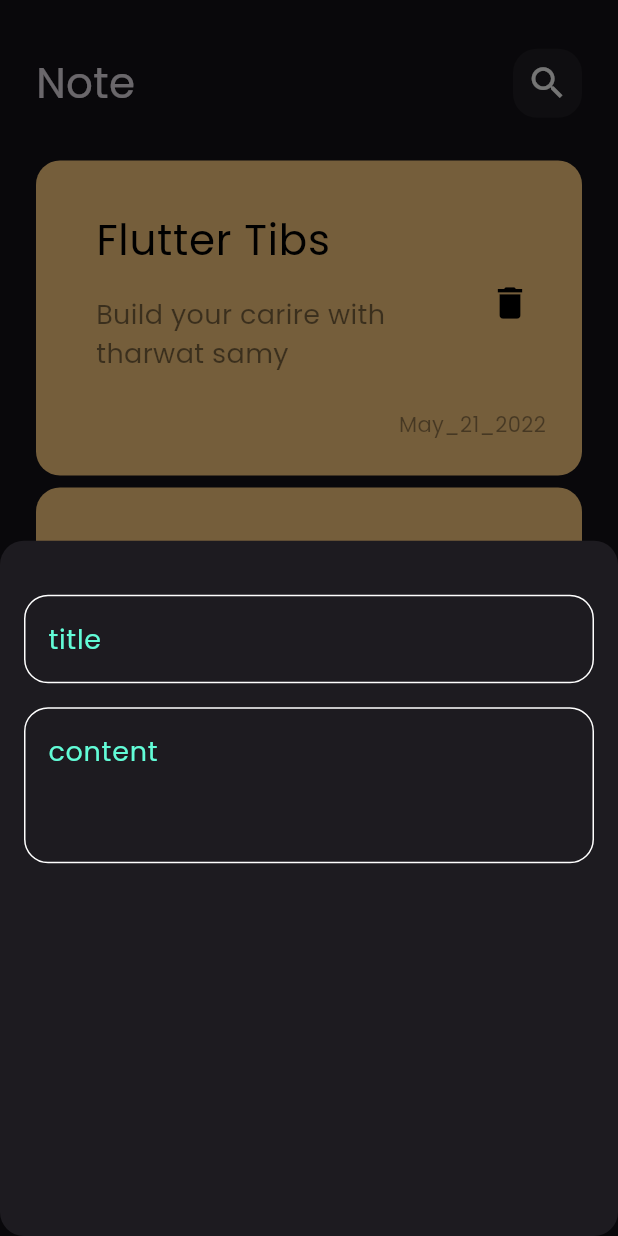
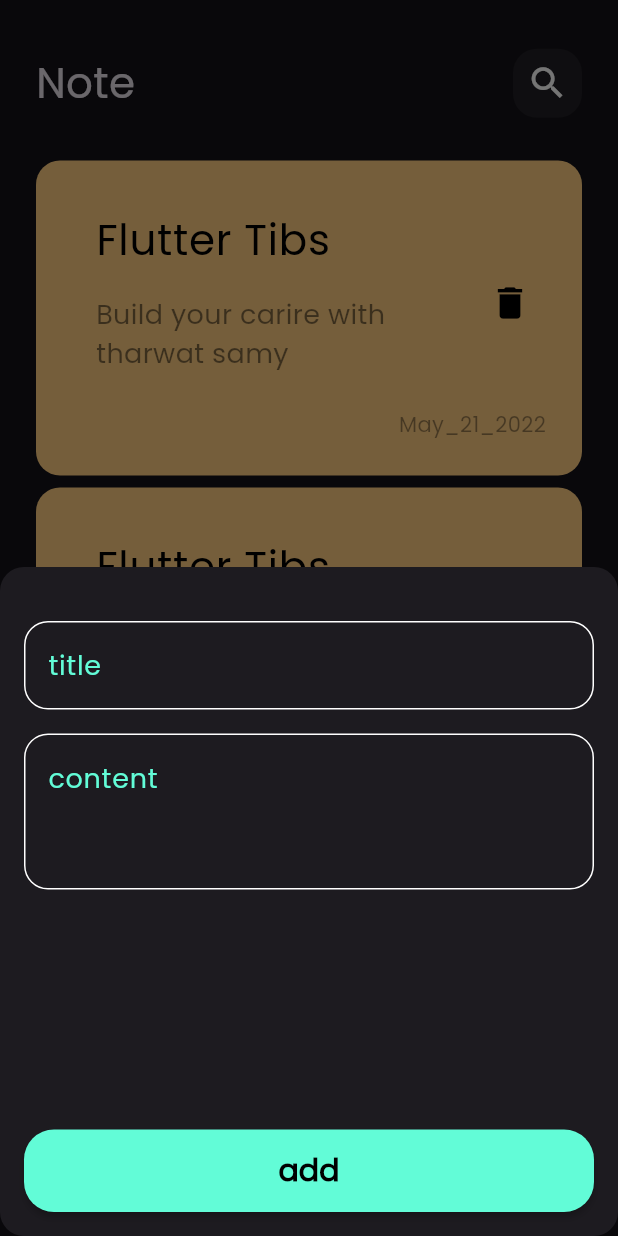
Before and after one commit to ibrahimmansy12/Note_App, a Flutter app: the screen it shows after launch, after a tap on the "add" icon, on a phone screen of 412 x 824 dp. Run offline on Flutter 3.47's test engine with Material 3 defaults, Android fonts, the phone set to English and light mode, and no system bars.

Commit message:
put app par on note edit page

```diff
--- a/lib/constance_color.dart
+++ b/lib/constance_color.dart
@@ -2,4 +2,4 @@
 
 import 'package:flutter/animation.dart';
 
-const Primarycolor=Color(0xff62FCD7);
+const primarycolor=Color(0xff62FCD7);
--- a/lib/main.dart
+++ b/lib/main.dart
@@ -11,9 +11,9 @@
   @override
   Widget build(BuildContext context) {
     return MaterialApp(
+      debugShowCheckedModeBanner: false,
       home: const NoteView(),
-      theme: ThemeData(brightness: Brightness.dark,
-      fontFamily: 'Poppins'),
+      theme: ThemeData(brightness: Brightness.dark, fontFamily: 'Poppins'),
     );
   }
 }
--- /dev/null
+++ b/lib/views/note view/custom_material_puttom.dart
@@ -0,0 +1,24 @@
+import 'package:flutter/material.dart';
+import 'package:noteprject/constance_color.dart';
+
+class Custommaterialbutton extends StatelessWidget {
+  const Custommaterialbutton({super.key});
+
+  @override
+  Widget build(BuildContext context) {
+    return SizedBox(
+      width: MediaQuery.of(context).size.width,
+      height: 55,
+      child: MaterialButton(
+        shape: RoundedRectangleBorder(borderRadius: BorderRadius.circular(20)),
+        color: primarycolor,
+        textColor: Colors.black,
+        onPressed: () {},
+        child: const Text(
+          "add",
+          style: TextStyle(fontSize: 20, fontWeight: FontWeight.bold),
+        ),
+      ),
+    );
+  }
+}
--- a/lib/views/note view/custom_note_item.dart
+++ b/lib/views/note view/custom_note_item.dart
@@ -1,4 +1,5 @@
 import 'package:flutter/material.dart';
+import 'package:noteprject/views/note%20view/page_edit_note.dart';
 
 class NoteItem extends StatelessWidget {
   const NoteItem({super.key});
@@ -8,7 +9,14 @@
     return Container(
       padding: const EdgeInsets.only(top: 24, bottom: 24, left: 24),
       decoration: BoxDecoration(
-          color: const Color(0xffFFCC80), borderRadius: BorderRadius.circular(16)),
+          color: const Color(0xffFFCC80),
+          borderRadius: BorderRadius.circular(16)),
+      child: InkWell(
+        onTap: () {
+          Navigator.of(context).push(MaterialPageRoute(
+            builder: (context) => Pageeditnote(),
+          ));
+        },
         child: Column(
           crossAxisAlignment: CrossAxisAlignment.end,
           children: [
@@ -43,6 +51,7 @@
             )
           ],
         ),
+      ),
     );
   }
 }
--- a/lib/views/note view/show_node_bottomsheet.dart
+++ b/lib/views/note view/show_node_bottomsheet.dart
@@ -1,4 +1,6 @@
 import 'package:flutter/material.dart';
+//import 'package:noteprject/constance_color.dart';
+import 'package:noteprject/views/note%20view/custom_material_puttom.dart';
 import 'package:noteprject/views/note%20view/text%20file.dart';
 
 class Shownotebuttomnsheet extends StatelessWidget {
@@ -8,6 +10,7 @@
   Widget build(BuildContext context) {
     return const Padding(
       padding: EdgeInsets.all(16),
+      child: SingleChildScrollView(
         child: Column(
           children: [
             SizedBox(
@@ -23,7 +26,12 @@
               hint: "content",
               maxlines: 3,
             ),
+            SizedBox(
+              height: 160,
+            ),
+            Custommaterialbutton()
           ],
+        ),
       ),
     );
   }
--- a/lib/views/note view/text file.dart
+++ b/lib/views/note view/text file.dart
@@ -1,3 +1,4 @@
+//import 'package:flutter/material.dart';
 import 'package:flutter/material.dart';
 import 'package:noteprject/constance_color.dart';
 
@@ -10,14 +11,14 @@
   Widget build(BuildContext context) {
     return TextField(
       maxLines: maxlines,
-      cursorColor: Primarycolor,
+      cursorColor: primarycolor,
       decoration: InputDecoration(
 
           hintText: hint,
-          hintStyle: const TextStyle(color: Primarycolor, fontSize: 18),
+          hintStyle: const TextStyle(color: primarycolor, fontSize: 18),
           border: bildborder(),
           enabledBorder: bildborder(),
-          focusedBorder: bildborder(Primarycolor)),
+          focusedBorder: bildborder(primarycolor)),
     );
   }
 }
```
Also changed, not shown: lib/views/note view/edit_page_note_body.dart (added, +10 -0 lines), lib/views/note view/page_edit_note.dart (added, +12 -0 lines). Lines whose indentation alone changed are shown as unchanged.
